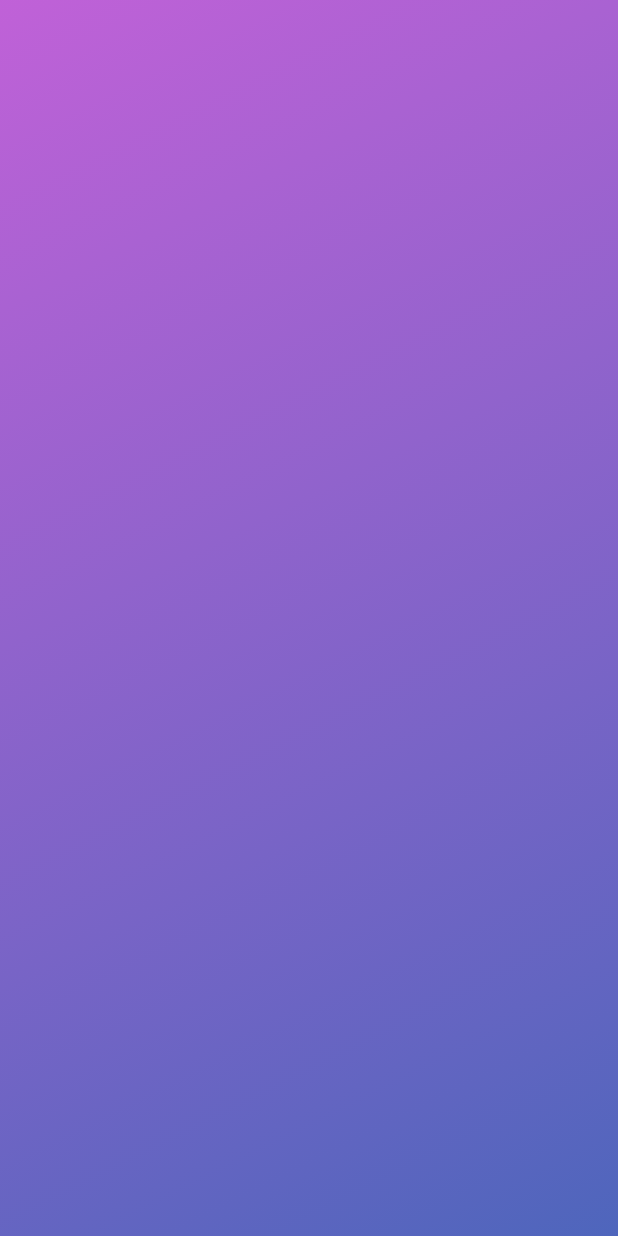
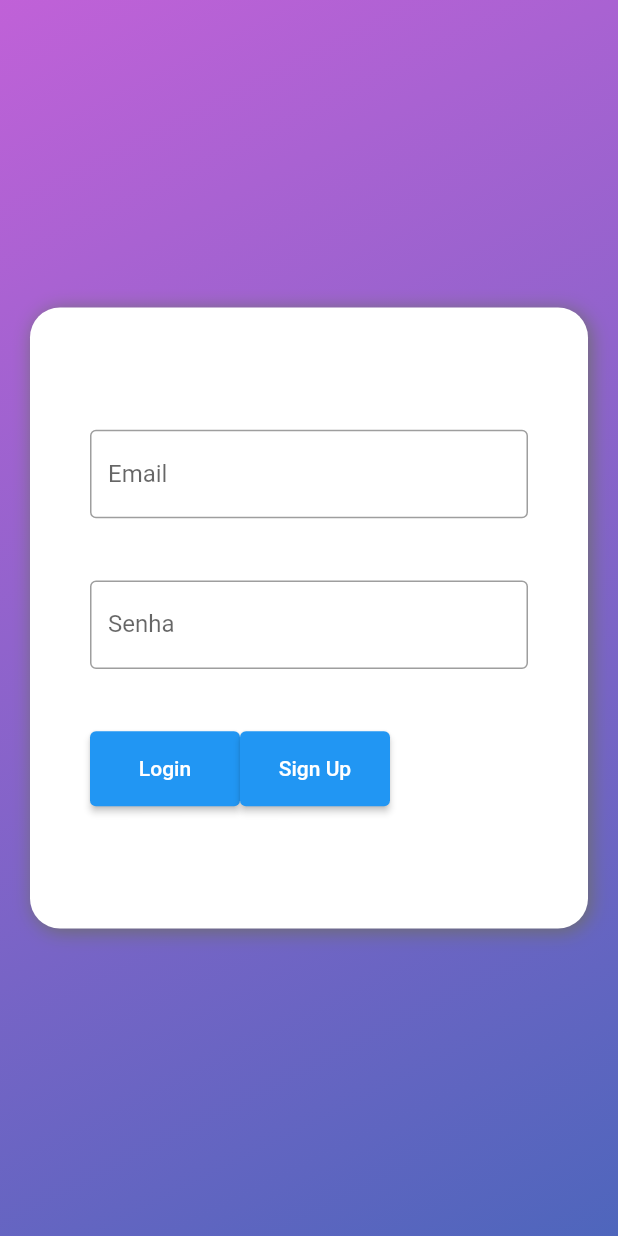
Before and after one commit to arieltl/todo_list, a Flutter app: the screen it shows after launch, on a phone screen of 412 x 824 dp. Run offline on Flutter 3.47's test engine with Material 2 defaults, Android fonts, the phone set to English and light mode, and no system bars; our stand-ins replace firebase_auth, firebase_core; accounts and stored records are empty.

Commit message:
Login Screen
Esse commit é referente a adição da tela de login seguindo o background do figma, input de login/senha + botões funcionais de Signin/Login

```diff
--- a/lib/main.dart
+++ b/lib/main.dart
@@ -1,9 +1,15 @@
+import 'package:firebase_auth/firebase_auth.dart';
+import 'package:firebase_core/firebase_core.dart';
 import 'package:flutter/material.dart';
-import 'package:flutter/src/widgets/container.dart';
-import 'package:flutter/src/widgets/framework.dart';
+import 'package:todo_list/firebase_options.dart';
+import 'package:todo_list/pages/homepage.dart';
 import 'package:todo_list/pages/login.dart';
 
-void main(){
+Future main() async{
+  WidgetsFlutterBinding.ensureInitialized();
+  await Firebase.initializeApp(
+    options: DefaultFirebaseOptions.currentPlatform,
+  );
   runApp(const MyApp());
 }
 
@@ -17,7 +23,14 @@ class MyApp extends StatelessWidget {
       theme: ThemeData(
         primaryColor: Colors.blue,
       ),
-      home: const LoginPage(),
-    );
+      home: StreamBuilder<User?>(
+        stream: FirebaseAuth.instance.authStateChanges(),
+        builder: (context, snapshot) {
+          if (snapshot.hasData){
+            return const CreateTodoPage();
+          }
+          return const LoginPage();
+        }),
+      );
   }
 }
--- a/lib/pages/login.dart
+++ b/lib/pages/login.dart
@@ -1,13 +1,37 @@
+import 'package:firebase_auth/firebase_auth.dart';
 import 'package:flutter/material.dart';
 
-class LoginPage extends StatelessWidget {
+
+class LoginPage extends StatefulWidget {
   const LoginPage({super.key});
+
+  @override
+  State<LoginPage> createState() => _LoginPageState();
+}
+
+class _LoginPageState extends State<LoginPage> {
+  final _login = TextEditingController();
+  final _senha = TextEditingController();
+
+  Future _createUser() async {
+    await FirebaseAuth.instance.createUserWithEmailAndPassword(email: _login.text.trim(), password: _senha.text.trim());
+  }
+
+  Future _loginuser() async{
+    await FirebaseAuth.instance.signInWithEmailAndPassword(
+      email: _login.text.trim(),
+      password: _senha.text.trim(),
+    );
+  }
 
   @override
   Widget build(BuildContext context) {
     return Scaffold(
       body: Center(
-        child: Container(
+        child: Stack(
+          fit: StackFit.passthrough,
+          children: <Widget>[
+            Container(
               decoration: const BoxDecoration(
                 gradient: LinearGradient(
                   begin: Alignment.topLeft,
@@ -19,6 +43,55 @@ class LoginPage extends StatelessWidget {
                 )
               ),
             ),
+            Center(
+              child: Container(
+                padding: const EdgeInsets.all(40),
+                margin: const EdgeInsets.all(20),
+                constraints: const BoxConstraints(maxHeight: 414,maxWidth: 500),
+                decoration: BoxDecoration(
+                  color: Colors.white,
+                  borderRadius: BorderRadius.circular(20),
+                  boxShadow: const [BoxShadow(blurRadius: 10, color: Color.fromARGB(255, 109, 109, 109), offset: Offset(2, 2))]
+                ),
+              child: Column(
+                mainAxisAlignment: MainAxisAlignment.spaceEvenly,
+                children: [
+                  TextField(
+                    controller: _login,
+                    decoration: const InputDecoration(
+                      border: OutlineInputBorder(),
+                      labelText: "Email"
+                    ),
+                  ),
+                  TextField(
+                    controller: _senha,
+                    obscureText: true,
+                    decoration: const InputDecoration(
+                      border: OutlineInputBorder(),
+                      labelText: "Senha"
+                    ),
+
+                  ),
+                  Row(
+                    children: [
+                      SizedBox(
+                        height: 50,
+                        width: 100,
+                        child: ElevatedButton(onPressed: (){_loginuser();}, child: const Text("Login")),
+                      ),
+                      SizedBox(
+                        height: 50,
+                        width: 100,
+                        child: ElevatedButton(onPressed: (){_createUser();}, child: const Text("Sign Up")),
+                      )
+                    ]
+                  )
+                 ],
+                ),
+              ),
+            )
+          ],
+        ),
       ),
     );
   }
```
Also changed, not shown: lib/pages/homepage.dart (added, +54 -0 lines), 2 other files. Lines whose indentation alone changed are shown as unchanged.
